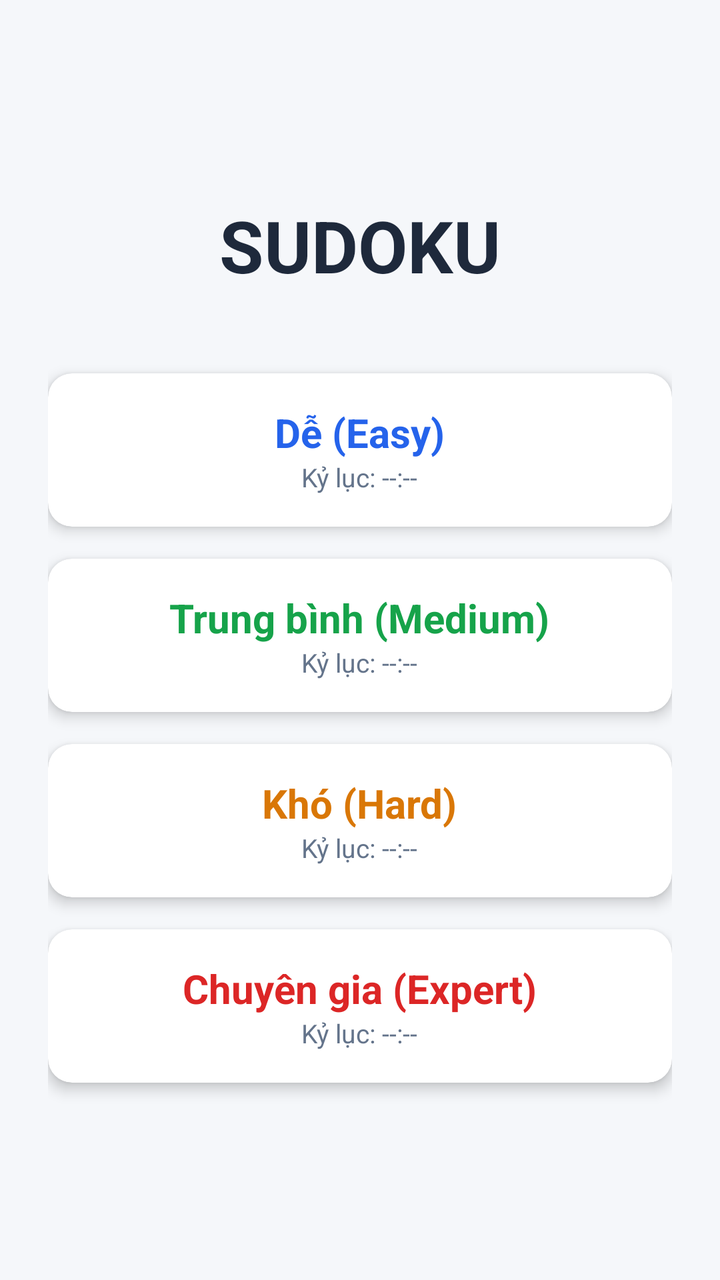
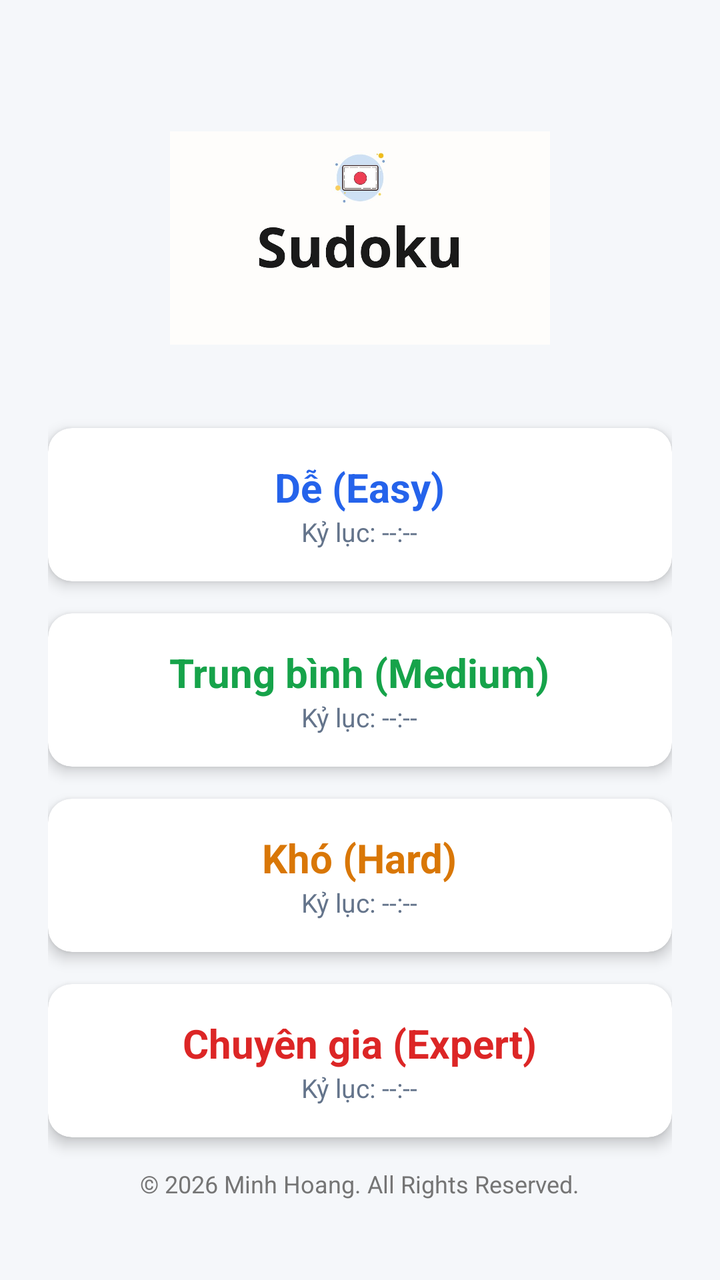

Before-and-after screenshots of an Android layout around one commit, followed by the original layout XML and the change that was made.
<!-- AndroidManifest.xml: application theme Theme.DuAnKetThucMonHoc -->
<!-- res/layout/activity_home.xml -->
<?xml version="1.0" encoding="utf-8"?>
<LinearLayout xmlns:android="http://schemas.android.com/apk/res/android"
    xmlns:app="http://schemas.android.com/apk/res-auto"
    android:layout_width="match_parent"
    android:layout_height="match_parent"
    android:orientation="vertical"
    android:padding="24dp"
    android:gravity="center"
    android:background="#F5F7FA">

    <TextView
        android:layout_width="wrap_content"
        android:layout_height="wrap_content"
        android:text="SUDOKU"
        android:textSize="36sp"
        android:textStyle="bold"
        android:textColor="#1E293B"
        android:layout_marginBottom="40dp" />

    <androidx.cardview.widget.CardView
        android:id="@+id/cardEasy"
        android:layout_width="match_parent"
        android:layout_height="wrap_content"
        android:layout_marginBottom="16dp"
        app:cardCornerRadius="12dp"
        app:cardElevation="4dp">
        <LinearLayout
            android:layout_width="match_parent"
            android:layout_height="wrap_content"
            android:orientation="vertical"
            android:padding="16dp"
            android:gravity="center">
            <TextView
                android:layout_width="wrap_content"
                android:layout_height="wrap_content"
                android:text="Dễ (Easy)"
                android:textSize="20sp"
                android:textStyle="bold"
                android:textColor="#2563EB" />
            <TextView
                android:id="@+id/tvBestEasy"
                android:layout_width="wrap_content"
                android:layout_height="wrap_content"
                android:text="Kỷ lục: --:--"
                android:textSize="13sp"
                android:textColor="#64748B" />
        </LinearLayout>
    </androidx.cardview.widget.CardView>

    <androidx.cardview.widget.CardView
        android:id="@+id/cardMedium"
        android:layout_width="match_parent"
        android:layout_height="wrap_content"
        android:layout_marginBottom="16dp"
        app:cardCornerRadius="12dp"
        app:cardElevation="4dp">
        <LinearLayout
            android:layout_width="match_parent"
            android:layout_height="wrap_content"
            android:orientation="vertical"
            android:padding="16dp"
            android:gravity="center">
            <TextView
                android:layout_width="wrap_content"
                android:layout_height="wrap_content"
                android:text="Trung bình (Medium)"
                android:textSize="20sp"
                android:textStyle="bold"
                android:textColor="#16A34A" />
            <TextView
                android:id="@+id/tvBestMedium"
                android:layout_width="wrap_content"
                android:layout_height="wrap_content"
                android:text="Kỷ lục: --:--"
                android:textSize="13sp"
                android:textColor="#64748B" />
        </LinearLayout>
    </androidx.cardview.widget.CardView>

    <androidx.cardview.widget.CardView
        android:id="@+id/cardHard"
        android:layout_width="match_parent"
        android:layout_height="wrap_content"
        android:layout_marginBottom="16dp"
        app:cardCornerRadius="12dp"
        app:cardElevation="4dp">
        <LinearLayout
            android:layout_width="match_parent"
            android:layout_height="wrap_content"
            android:orientation="vertical"
            android:padding="16dp"
            android:gravity="center">
            <TextView
                android:layout_width="wrap_content"
                android:layout_height="wrap_content"
                android:text="Khó (Hard)"
                android:textSize="20sp"
                android:textStyle="bold"
                android:textColor="#D97706" />
            <TextView
                android:id="@+id/tvBestHard"
                android:layout_width="wrap_content"
                android:layout_height="wrap_content"
                android:text="Kỷ lục: --:--"
                android:textSize="13sp"
                android:textColor="#64748B" />
        </LinearLayout>
    </androidx.cardview.widget.CardView>

    <androidx.cardview.widget.CardView
        android:id="@+id/cardExpert"
        android:layout_width="match_parent"
        android:layout_height="wrap_content"
        app:cardCornerRadius="12dp"
        app:cardElevation="4dp">
        <LinearLayout
            android:layout_width="match_parent"
            android:layout_height="wrap_content"
            android:orientation="vertical"
            android:padding="16dp"
            android:gravity="center">
            <TextView
                android:layout_width="wrap_content"
                android:layout_height="wrap_content"
                android:text="Chuyên gia (Expert)"
                android:textSize="20sp"
                android:textStyle="bold"
                android:textColor="#DC2626" />
            <TextView
                android:id="@+id/tvBestExpert"
                android:layout_width="wrap_content"
                android:layout_height="wrap_content"
                android:text="Kỷ lục: --:--"
                android:textSize="13sp"
                android:textColor="#64748B" />
        </LinearLayout>
    </androidx.cardview.widget.CardView>

</LinearLayout>
<!-- resources referenced by this layout -->
<resources>
  <style name="Theme.DuAnKetThucMonHoc" parent="Base.Theme.DuAnKetThucMonHoc" />
  <style name="Base.Theme.DuAnKetThucMonHoc" parent="Theme.Material3.DayNight.NoActionBar">
          
          
      </style>
</resources>

<!-- the commit's change to res/layout/activity_home.xml (unified diff, before → after) -->
@@ -8,15 +8,14 @@
     android:gravity="center"
     android:background="#F5F7FA">
 
-    <TextView
-        android:layout_width="wrap_content"
-        android:layout_height="wrap_content"
-        android:text="SUDOKU"
-        android:textSize="36sp"
-        android:textStyle="bold"
-        android:textColor="#1E293B"
-        android:layout_marginBottom="40dp" />
 
+    <ImageView
+        android:id="@+id/imgLogo"
+        android:layout_width="190dp"
+        android:layout_height="190dp"
+        android:layout_gravity="center_horizontal"
+        android:src="@drawable/sudoku_logo"
+        android:contentDescription="Game Logo" />
     <androidx.cardview.widget.CardView
         android:id="@+id/cardEasy"
         android:layout_width="match_parent"
@@ -135,5 +134,18 @@
                 android:textColor="#64748B" />
         </LinearLayout>
     </androidx.cardview.widget.CardView>
+    <Space
+        android:layout_width="match_parent"
+        android:layout_height="0dp"
+        android:layout_weight="1" />
 
+    <TextView
+        android:id="@+id/tvCopyright"
+        android:layout_width="wrap_content"
+        android:layout_height="wrap_content"
+        android:layout_gravity="center_horizontal"
+        android:layout_marginBottom="16dp"
+        android:text="© 2026 Minh Hoang. All Rights Reserved."
+        android:textColor="#757575"
+        android:textSize="12sp" />
 </LinearLayout>
<!-- resource entries referenced after the edit -->
@@ -1,5 +1,6 @@
 <!-- resources referenced by this layout -->
 <resources>
+  <!-- drawable sudoku_logo: jpg bitmap (drawable, 25260 bytes) -->
   <style name="Theme.DuAnKetThucMonHoc" parent="Base.Theme.DuAnKetThucMonHoc" />
   <style name="Base.Theme.DuAnKetThucMonHoc" parent="Theme.Material3.DayNight.NoActionBar">
           
